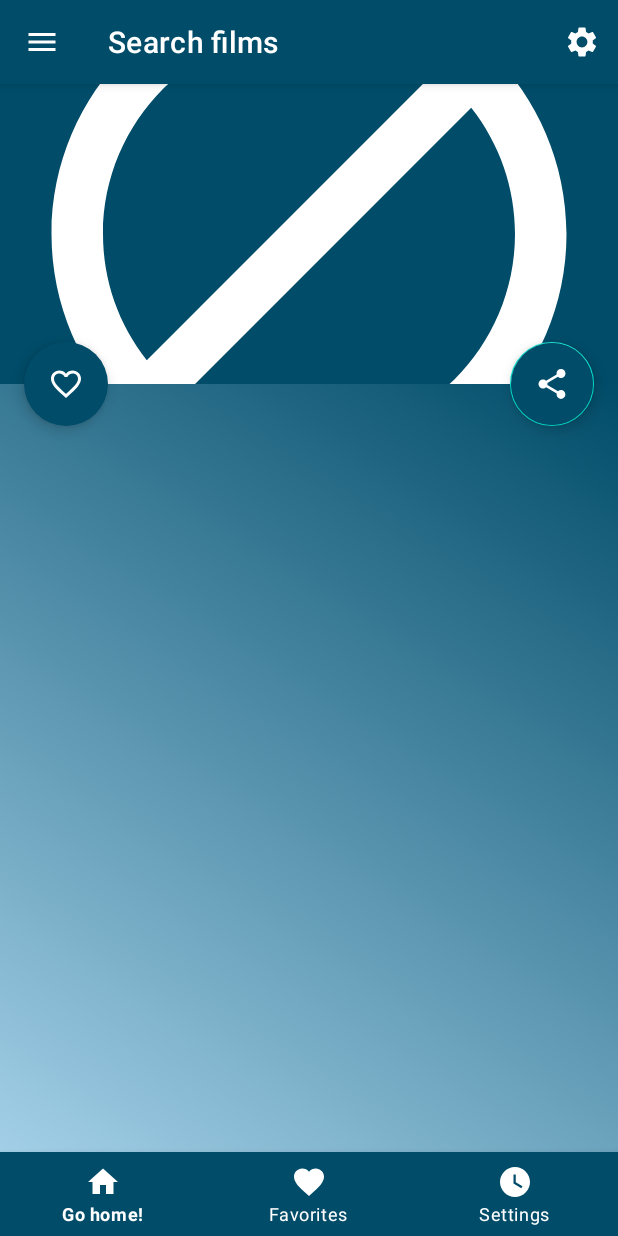
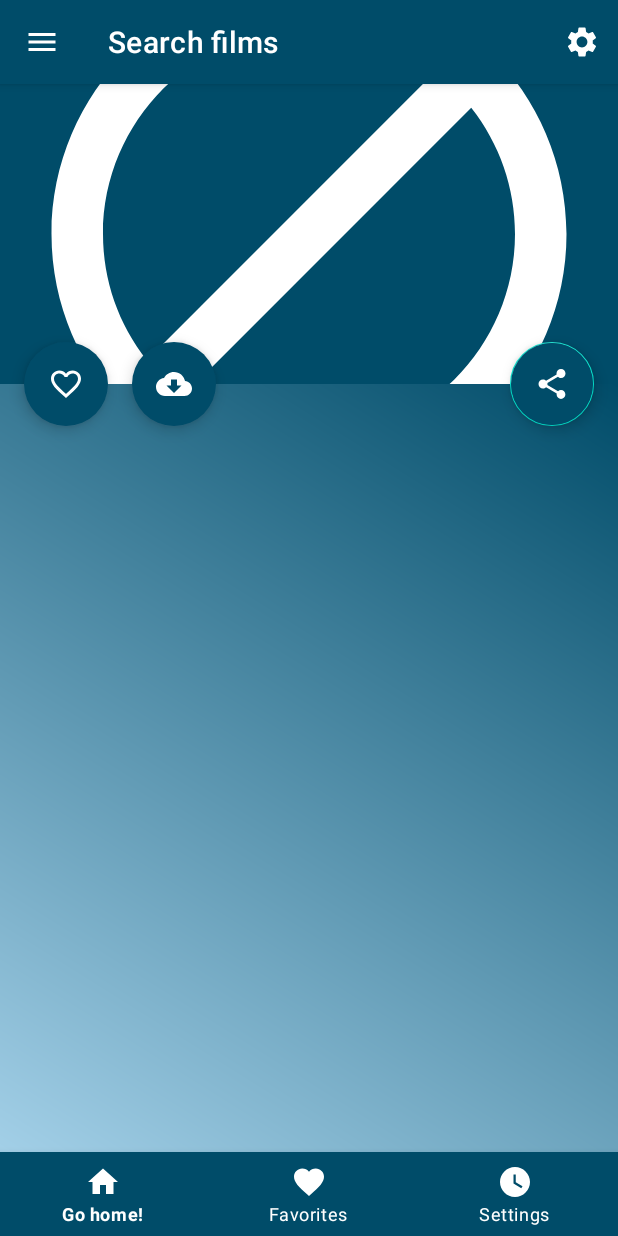
Before and after one commit to IgorKokorev/SkillfactoryFilmSearch, an Android app: the fragment FilmDetailsFragment placed in its activity, on a phone screen of 412 x 824 dp. Run offline under Robolectric (Android 15) with nearby library versions, the phone set to English and light mode, and no system bars; pictures from the network do not load.

Commit message:
Homework 42 1. Added FAB to FilmDetailsFragment to save poster to gallery. 2. Saving performs in coroutine. 3. Permission is asked for older Android versions. 4. If poster loading fails a warning toast pops up.

```diff
--- a/app/src/main/AndroidManifest.xml
+++ b/app/src/main/AndroidManifest.xml
@@ -5,6 +5,10 @@
 
     <uses-permission android:name="android.permission.POST_NOTIFICATIONS" />
     <uses-permission android:name="android.permission.INTERNET" />
+    <uses-permission android:name="android.permission.READ_EXTERNAL_STORAGE"
+        android:maxSdkVersion="32" />
+    <uses-permission android:name="android.permission.WRITE_EXTERNAL_STORAGE"
+        android:maxSdkVersion="32" />
 
     <application
         android:name="film.search.filmsearch.App"
--- /dev/null
+++ b/app/src/main/res/drawable/icon_cloud_download.xml
@@ -0,0 +1,5 @@
+<vector android:height="24dp" android:tint="#FFFFFF"
+    android:viewportHeight="24" android:viewportWidth="24"
+    android:width="24dp" xmlns:android="http://schemas.android.com/apk/res/android">
+    <path android:fillColor="@android:color/white" android:pathData="M19.35,10.04C18.67,6.59 15.64,4 12,4 9.11,4 6.6,5.64 5.35,8.04 2.34,8.36 0,10.91 0,14c0,3.31 2.69,6 6,6h13c2.76,0 5,-2.24 5,-5 0,-2.64 -2.05,-4.78 -4.65,-4.96zM17,13l-5,5 -5,-5h3V9h4v4h3z"/>
+</vector>
--- a/app/src/main/res/layout/fragment_film_details.xml
+++ b/app/src/main/res/layout/fragment_film_details.xml
@@ -46,6 +46,27 @@
         </com.google.android.material.appbar.CollapsingToolbarLayout>
     </com.google.android.material.appbar.AppBarLayout>
 
+    <com.google.android.material.floatingactionbutton.FloatingActionButton
+        android:id="@+id/details_fab_download_wp"
+        android:layout_width="wrap_content"
+        android:layout_height="wrap_content"
+        android:layout_margin="16dp"
+        app:borderWidth="0dp"
+        android:translationX="72dp"
+        android:backgroundTint="@color/colorAccentDark"
+        app:layout_anchor="@id/app_bar"
+        app:layout_anchorGravity="left|bottom"
+        app:srcCompat="@drawable/icon_cloud_download"
+        app:tint="@android:color/white"/>
+
+    <ProgressBar
+        android:id="@+id/progress_bar"
+        android:visibility="invisible"
+        android:layout_width="50dp"
+        android:layout_height="50dp"
+        android:translationZ="10dp"
+        app:layout_anchor="@id/details_fab_download_wp"
+        app:layout_anchorGravity="center"/>
 
     <com.google.android.material.floatingactionbutton.FloatingActionButton
         android:id="@+id/share_fab"
--- a/app/src/main/res/values/strings.xml
+++ b/app/src/main/res/values/strings.xml
@@ -21,4 +21,7 @@
     <string name="radio_button_upcoming">Upcoming</string>
     <string name="radio_button_playing">Playing</string>
     <string name="api_error_message">API error happened</string>
+    <string name="ask_for_storage_permission">Please provide permission to save files to the device storage.</string>
+    <string name="downloaded_to_gallery">Saved to gallery</string>
+    <string name="open_in_gallery">Open in gallery</string>
 </resources>
```
Also changed, not shown: app/build.gradle (+8 -2 lines), app/src/main/java/film/search/filmsearch/view/fragments/FilmDetailsFragment.kt (+122 -15 lines), app/src/main/java/film/search/filmsearch/viewmodel/FilmDetailsFragmentViewModel.kt (added, +22 -0 lines), 2 other files.
